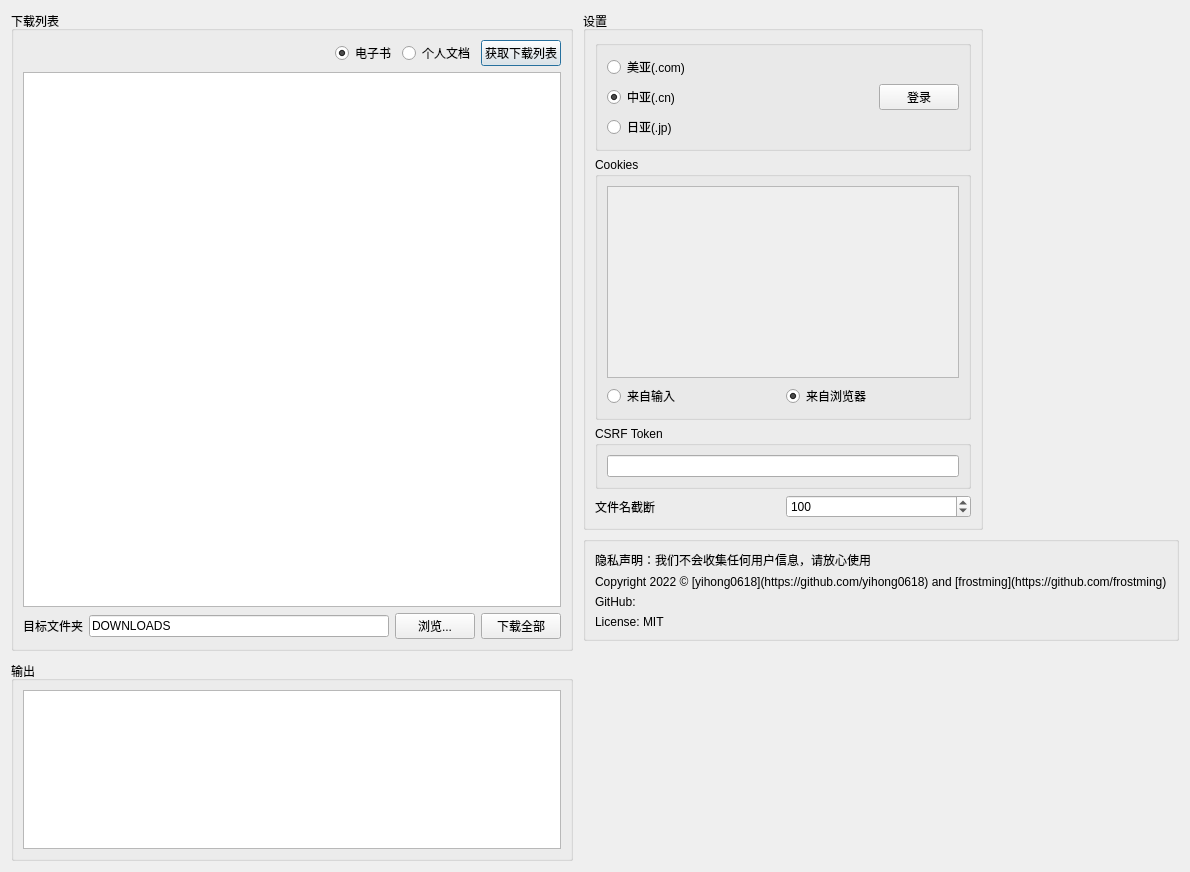
This is kindle.ui in yihong0618/Kindle_download_helper as Qt 5 draws it before an edit. The edited form follows.
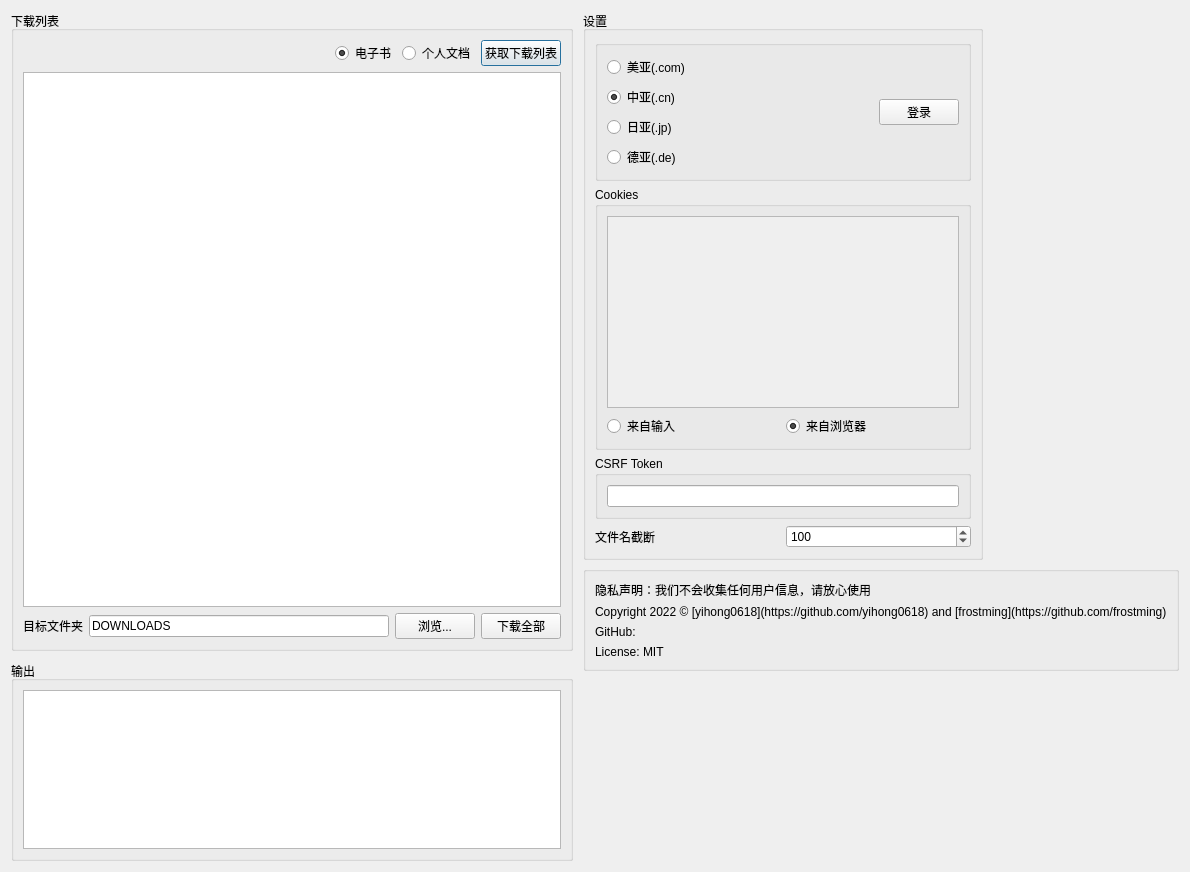
This is the edited form. Icons and pictures are not drawn.

```diff
--- a/kindle.ui
+++ b/kindle.ui
@@ -199,6 +199,13 @@
                </property>
               </widget>
              </item>
+             <item>
+              <widget class="QRadioButton" name="radioDE">
+               <property name="text">
+                <string>德亚(.de)</string>
+               </property>
+              </widget>
+             </item>
             </layout>
            </item>
            <item>
```
